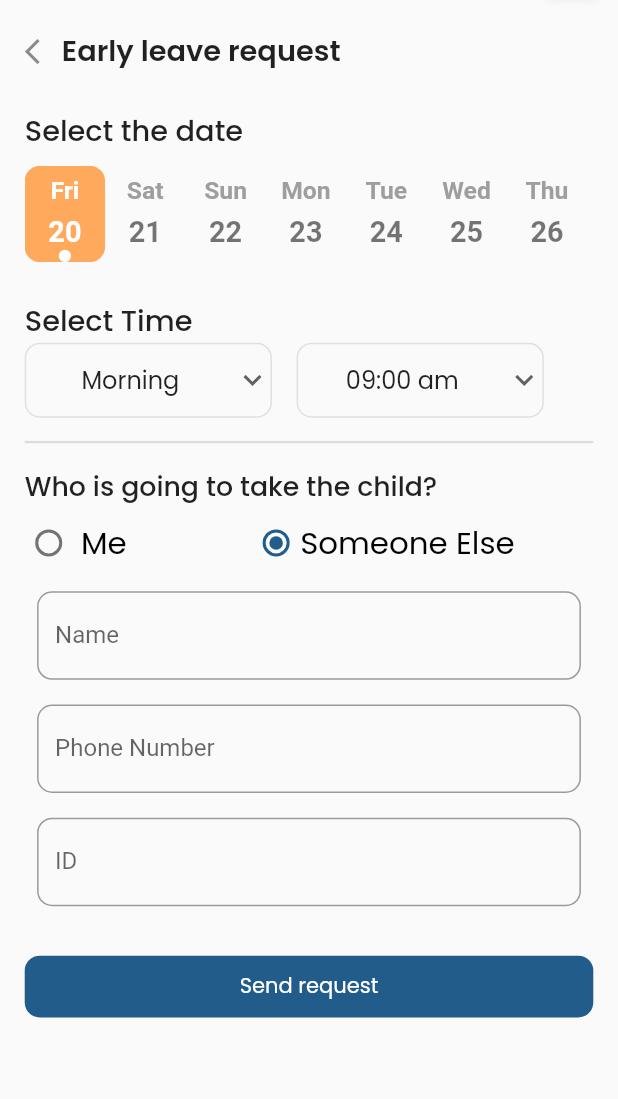
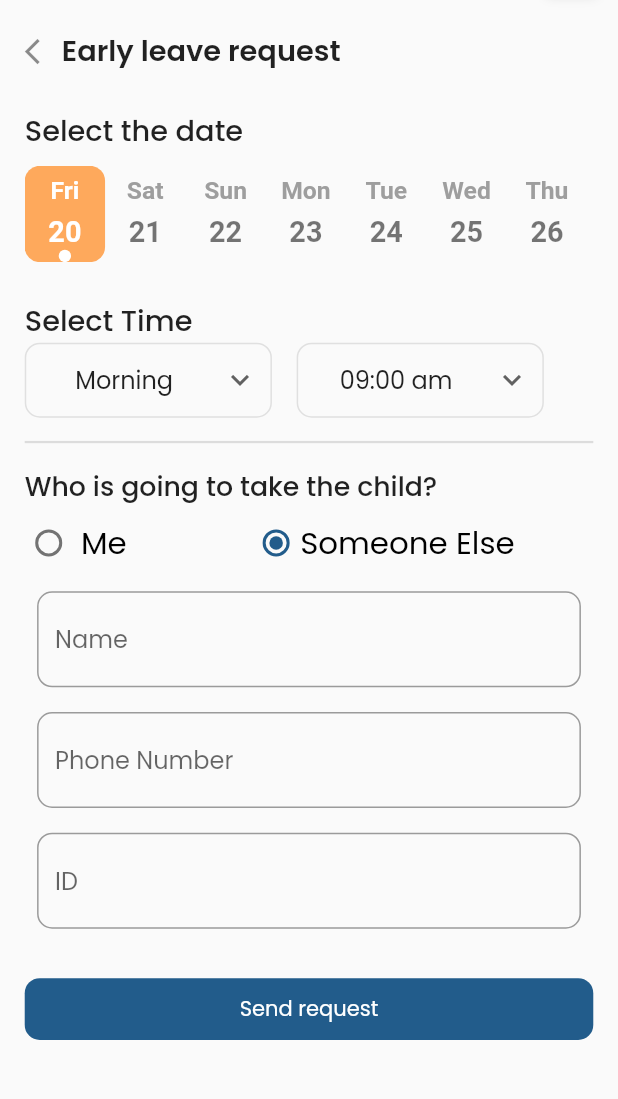
Before and after one commit to MalekYasser26/Nursery, a Flutter app: the HomeScreen screen opened directly, after a tap on "Early leave request", on a phone screen of 412 x 824 dp, the part 114-1213 px from its top. Run offline on Flutter 3.47's test engine with Material 2 defaults, Android fonts, the light colour scheme and no system bars; our stand-ins replace bloc, dotted_border, flutter_bloc, flutter_svg, google_fonts, google_nav_bar and 4 more.

Commit message:
connected apk to internet , size issues

```diff
--- a/lib/features/activities_View/activities_components/classes_view.dart
+++ b/lib/features/activities_View/activities_components/classes_view.dart
@@ -88,7 +88,10 @@ class _ClassesViewState extends State<ClassesView> {
                   ),
                   child: DropdownButtonHideUnderline(
                     child: DropdownButton(
-                      icon: Icon(Icons.keyboard_arrow_down),
+                      icon: Padding(
+                        padding:  EdgeInsets.all(2.w),
+                       child : Icon(Icons.keyboard_arrow_down,size: 35,weight: 5,)
+                      ),
                       isExpanded: true,
                       alignment: Alignment.center,
                       value: dropdownValue5,
--- a/lib/features/activities_View/activities_components/mood_view.dart
+++ b/lib/features/activities_View/activities_components/mood_view.dart
@@ -84,7 +84,10 @@ class _MoodViewState extends State<MoodView> {
                 ),
                 child: DropdownButtonHideUnderline(
                   child: DropdownButton(
-                    icon: Icon(Icons.keyboard_arrow_down),
+                    icon:Padding(
+                        padding:  EdgeInsets.all(2.w),
+                        child : Icon(Icons.keyboard_arrow_down,size: 35,weight: 5,)
+                    ),
                     isExpanded: true,
                     alignment: Alignment.center,
                     value: dropdownValue3,
--- a/lib/features/activities_View/activities_components/nap_view.dart
+++ b/lib/features/activities_View/activities_components/nap_view.dart
@@ -85,6 +85,10 @@ class _NapViewState extends State<NapView> {
                 ),
                 child: DropdownButtonHideUnderline(
                   child: DropdownButton(
+                    icon: Padding(
+                        padding:  EdgeInsets.all(2.w),
+                        child : Icon(Icons.keyboard_arrow_down,size: 35,weight: 5,)
+                    ),
                     isExpanded: true,
                     alignment: Alignment.center,
                     value: dropdownValue2,
--- a/lib/features/activities_View/activities_components/quiz_view.dart
+++ b/lib/features/activities_View/activities_components/quiz_view.dart
@@ -108,7 +108,10 @@ class _QuizViewState extends State<QuizView> {
                   ),
                   child: DropdownButtonHideUnderline(
                     child: DropdownButton(
-                      icon: Icon(Icons.keyboard_arrow_down),
+                      icon: Padding(
+                          padding:  EdgeInsets.all(2.w),
+                          child : Icon(Icons.keyboard_arrow_down,size: 35,weight: 5,)
+                      ),
                       isExpanded: true,
                       alignment: Alignment.center,
                       value: dropdownValue4,
--- a/lib/features/home_screen/presentation/views/widgets/booking_request_body/booking_request_body.dart
+++ b/lib/features/home_screen/presentation/views/widgets/booking_request_body/booking_request_body.dart
@@ -89,8 +89,6 @@ class _BookingRequestBodyState extends State<BookingRequestBody> {
               ),
               Padding(
                 padding: const EdgeInsets.all(8.0),
-                child: Expanded(
-                  flex: 5,
                 child: Container(
                     padding: const EdgeInsets.only(left: 5),
                     height: selectedRadio==1?40.h: 27.h,
@@ -305,7 +303,6 @@ class _BookingRequestBodyState extends State<BookingRequestBody> {
 
                       ],
                     )
-                  ),
                 ),
               ),
               Padding(
--- a/lib/features/home_screen/presentation/views/widgets/issue_a_complaint_body/issue_a_complaint_body.dart
+++ b/lib/features/home_screen/presentation/views/widgets/issue_a_complaint_body/issue_a_complaint_body.dart
@@ -23,7 +23,6 @@ class IssueScreenBody extends StatelessWidget {
                 const Spacer(),
                 InkWell(
                   onTap: (){
-                    //home screen
                   },
                   child: Container(
                     height: 4.h,
@@ -52,7 +51,7 @@ class IssueScreenBody extends StatelessWidget {
               mainAxisAlignment:MainAxisAlignment.start,
               children: [
                 IconButton(onPressed: (){
-                  //     Navigator.pushReplacement(context,MaterialPageRoute(builder: (ctx)=> const HomeScreen()));
+                    Navigator.pop(context);
                 },
                     icon: const Icon(Icons.arrow_back_ios,size: 20,weight: 10,
                       color: Color(0xff225C8B),)),
--- a/lib/views/Widgets/AnnouncementWidget.dart
+++ b/lib/views/Widgets/AnnouncementWidget.dart
@@ -22,7 +22,7 @@ class AnnounceWidget extends StatelessWidget {
     return Stack(
       children:[
         Card(
-        elevation: 4, // Customize elevation as needed
+        elevation: 2,
         shape: RoundedRectangleBorder(
           borderRadius: BorderRadius.circular(10),
         ),
--- a/lib/views/Widgets/BasicTextFF.dart
+++ b/lib/views/Widgets/BasicTextFF.dart
@@ -22,7 +22,7 @@ class BasicTextFF extends StatelessWidget {
           border: OutlineInputBorder(
             borderRadius: BorderRadius.circular(10),
           ),
-          labelText: fftext,
+          hintText: fftext,
           hintStyle: GoogleFonts.poppins(),
           suffixIcon: suffix != null ? Icon(suffix) : null,
         ),
--- a/lib/views/Widgets/CalendarEventWidget.dart
+++ b/lib/views/Widgets/CalendarEventWidget.dart
@@ -64,13 +64,13 @@ class CalendarEvent extends StatelessWidget {
         Positioned(
             bottom: 17.h,
             left: 5.w,
-            child: Text("$header",style: GoogleFonts.poppins(fontWeight: FontWeight.w700,color: Colors.white,fontSize: 15.sp),)),
+            child: Text("$header",style: GoogleFonts.poppins(fontWeight: FontWeight.w700,color: Colors.white,fontSize: 5.w),)),
         Positioned(
           bottom: 9.h,
           left: 5.w,
           child: Container(
             child: Text("$subtext",
-                style: GoogleFonts.poppins(fontWeight: FontWeight.w400,color: Colors.white,fontSize: 10.sp),softWrap: true),
+                style: GoogleFonts.poppins(fontWeight: FontWeight.w400,color: Colors.white,fontSize: 3.2.w),softWrap: true),
           ),
         ),
         Positioned(
--- a/lib/views/Widgets/CurrentActv.dart
+++ b/lib/views/Widgets/CurrentActv.dart
@@ -44,17 +44,17 @@ class CurrentActv extends StatelessWidget {
             SizedBox(height: 1.2.h,),
              Text(
                     text,
-                    style: GoogleFonts.poppins(fontSize: 12.sp, fontWeight: FontWeight.w600),
+                    style: GoogleFonts.poppins(fontSize: 4.w, fontWeight: FontWeight.w600),
                   ),
                   SizedBox(height: 1.h),
                   Text(
                     date,
-                    style: GoogleFonts.poppins(fontSize: 11.sp, fontWeight: FontWeight.w400),
+                    style: GoogleFonts.poppins(fontSize: 4.w, fontWeight: FontWeight.w400),
                   ),
                   SizedBox(height: 1.h),
                   Text(
                     subtext,
-                    style: GoogleFonts.poppins(fontSize: 8.sp, color: Colors.grey,fontWeight: FontWeight.w300),
+                    style: GoogleFonts.poppins(fontSize: 2.8.w, color: Colors.grey,fontWeight: FontWeight.w300),
                 ),
 
           ],
--- a/lib/views/Widgets/GradeWidget.dart
+++ b/lib/views/Widgets/GradeWidget.dart
@@ -23,7 +23,7 @@ var percentageGrade = answeredQuestionsList[index]/15*100 ;
     return Stack(
         children:[
           Card(
-            elevation: 4, // Customize elevation as needed
+            elevation: 2, // Customize elevation as needed
             shape: RoundedRectangleBorder(
               borderRadius: BorderRadius.circular(10),
             ),
--- a/lib/views/Widgets/MoodItem.dart
+++ b/lib/views/Widgets/MoodItem.dart
@@ -27,9 +27,9 @@ class MoodItem extends StatelessWidget {
                 SizedBox(height: 1.h,),
                 Row(
                   children: [
-                    Text(time,textAlign: TextAlign.start,style: GoogleFonts.poppins(fontSize: 12.sp,fontWeight: FontWeight.w600),softWrap: true),
+                    Text(time,textAlign: TextAlign.start,style: GoogleFonts.poppins(fontSize: 4.w,fontWeight: FontWeight.w600),softWrap: true),
                     SizedBox(width:1.w),
-                    Text(action,textAlign: TextAlign.start,style: GoogleFonts.poppins(fontSize: 11.sp,fontWeight: FontWeight.w400),softWrap: true),
+                    Text(action,textAlign: TextAlign.start,style: GoogleFonts.poppins(fontSize: 3.5.w,fontWeight: FontWeight.w400),softWrap: true),
                   ],
                 ),
                 SizedBox(height: 1.h,)
--- a/lib/views/Widgets/QuizWidget.dart
+++ b/lib/views/Widgets/QuizWidget.dart
@@ -22,7 +22,7 @@ class QuizWidget extends StatelessWidget {
     return Stack(
         children:[
           Card(
-            elevation: 4, // Customize elevation as needed
+            elevation: 2, // Customize elevation as needed
             shape: RoundedRectangleBorder(
               borderRadius: BorderRadius.circular(10),
             ),
--- a/lib/views/Widgets/RequestWidgets.dart
+++ b/lib/views/Widgets/RequestWidgets.dart
@@ -58,7 +58,7 @@ class RequestWidgets extends StatelessWidget {
               Text(
                 HomeScreenTXT[index],
                 style: GoogleFonts.poppins(
-                  fontSize: 9.sp,
+                  fontSize: 3.w,
                   fontWeight: FontWeight.w600
                 ),
                 textAlign: TextAlign.center,
--- a/lib/views/screens/HomeScreen/HomeScreen.dart
+++ b/lib/views/screens/HomeScreen/HomeScreen.dart
@@ -104,7 +104,7 @@ class HomeScreen extends StatelessWidget {
                   ],
               ),
                        SizedBox(height : 1.h),
-                       Text("What's Malak doing now ?",style: GoogleFonts.poppins(color: Colors.black,fontWeight: FontWeight.w600 , fontSize: 15.sp),),
+                       Text("What's Malak doing now ?",style: GoogleFonts.poppins(color: Colors.black,fontWeight: FontWeight.w600 , fontSize: 5.w),),
                        SizedBox(height : 1.h),
                        Container(
                          decoration: const BoxDecoration(
@@ -172,9 +172,11 @@ class HomeScreen extends StatelessWidget {
                        ),
                        SizedBox(height: 2.h,),
                        Text("Announcements",style: GoogleFonts.poppins(fontSize: 15.sp,fontWeight: FontWeight.w600),),
-                       AnnounceWidget(imagePath: AssetsData.logo, text: "Next parenting meeting", date: "18 Feb 2023",time: "10:00 am",)
-                      , AnnounceWidget(imagePath: AssetsData.logo, text: "Children’s Day", date: "15 Mar 2023",time: "08:00 am",)
-                     ,  AnnounceWidget(imagePath: AssetsData.logo, text: "Annual Day", date: "18 Feb 2023",time: "08:00 am",)
+                       AnnounceWidget(imagePath: AssetsData.logo, text: "Next parenting meeting", date: "18 Feb 2023",time: "10:00 am",),
+                       SizedBox(height: 1.h,),
+                       AnnounceWidget(imagePath: AssetsData.logo, text: "Children’s Day", date: "15 Mar 2023",time: "08:00 am",),
+                       SizedBox(height: 1.h,),
+                       AnnounceWidget(imagePath: AssetsData.logo, text: "Annual Day", date: "18 Feb 2023",time: "08:00 am",)
 
 
 
--- a/lib/views/screens/HomeScreen/RequestsScreens/EarlyLeaveScreen/EarlyLeaveScreen.dart
+++ b/lib/views/screens/HomeScreen/RequestsScreens/EarlyLeaveScreen/EarlyLeaveScreen.dart
@@ -93,7 +93,10 @@ class _EarlyLeaveScreenState extends State<EarlyLeaveScreen> {
                     ),
                     child: DropdownButtonHideUnderline(
                       child: DropdownButton(
-                        icon: Icon(Icons.keyboard_arrow_down),
+                        icon: Padding(
+                          padding:  EdgeInsets.only(right: 2.w),
+                          child: Icon(Icons.keyboard_arrow_down),
+                        ),
                         isExpanded: true,
                         alignment: Alignment.center,
                         value: dropdownValue,
@@ -119,7 +122,10 @@ class _EarlyLeaveScreenState extends State<EarlyLeaveScreen> {
                     ),
                     child: DropdownButtonHideUnderline(
                       child: DropdownButton(
-                        icon: Icon(Icons.keyboard_arrow_down),
+                        icon: Padding(
+                          padding:  EdgeInsets.only(right: 2.w),
+                          child: Icon(Icons.keyboard_arrow_down),
+                        ),
 
                         isExpanded: true,
                         alignment: Alignment.center,
```
Also changed, not shown: 1 other file. Lines whose indentation alone changed are shown as unchanged.
